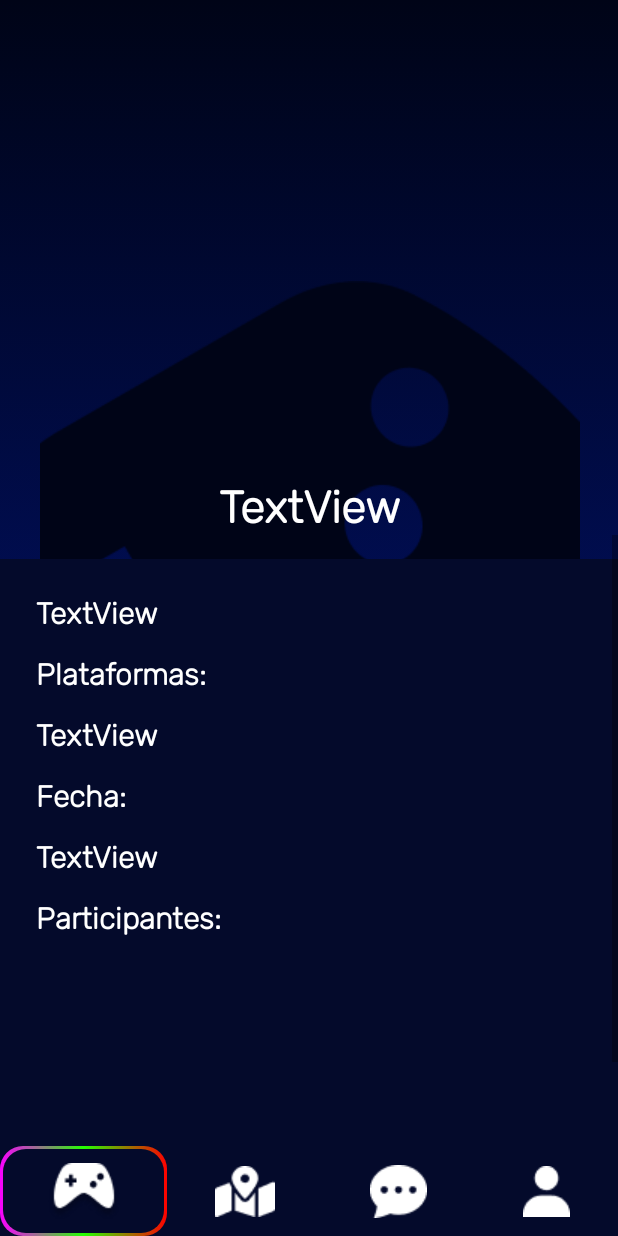
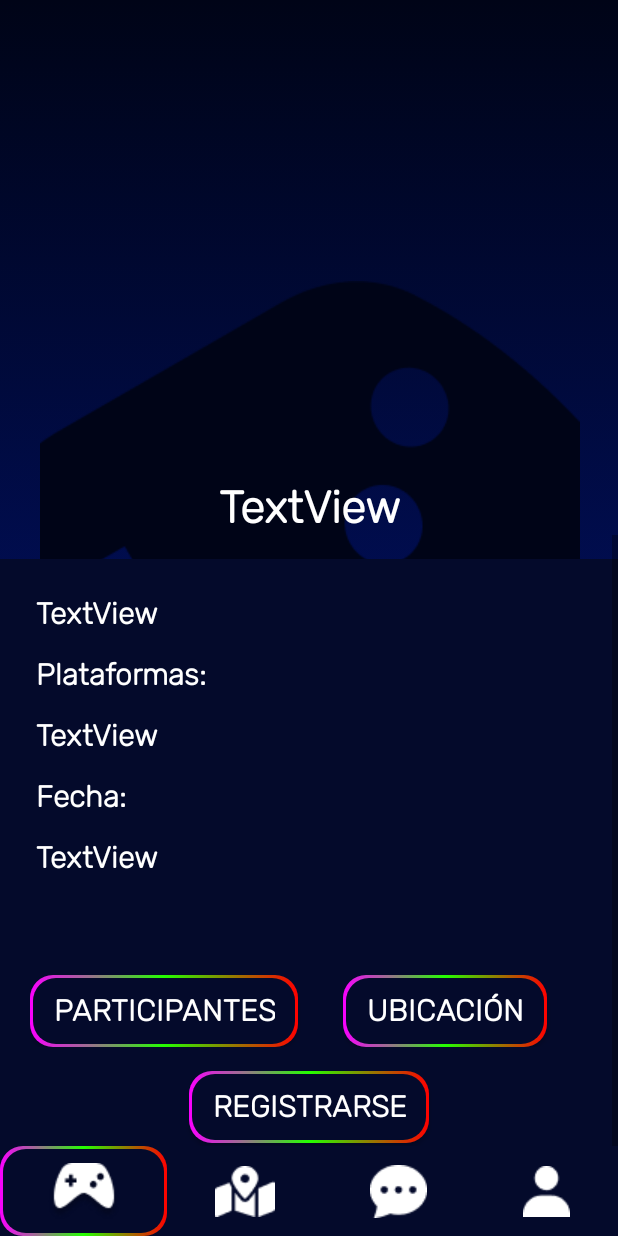
Before and after one commit to IntroCompuMovil202210J/Saturn, an Android app: the EventoActivity screen opened directly, with no data from a screen before it, on a phone screen of 412 x 824 dp. Run offline under Robolectric (Android 15) with nearby library versions, the phone set to English and light mode, and no system bars; our stand-ins replace Firebase (no records; nobody signed in at launch, a user with empty details on screens opened directly); 6 statements that could not run were skipped.

Commit message:
Localización del evento
sigue el mismo error peeero, se agregaron varias actividades y datos necesarios para la localizacion del evento

```diff
--- a/app/src/main/java/com/example/saturn/EventoActivity.kt
+++ b/app/src/main/java/com/example/saturn/EventoActivity.kt
@@ -17,13 +17,6 @@ import kotlinx.android.synthetic.main.activity_evento.view.*
 class EventoActivity : AppCompatActivity() {
 
     private lateinit var storageReference : StorageReference
-
-    private val PATH_USERS:String ="users/"
-    private val PATH_EVENT_PARTICIPANTS:String="participants/"
-    private lateinit var database: FirebaseDatabase
-    private lateinit var myRef: DatabaseReference
-    private lateinit var vel : ValueEventListener
-    private lateinit var contactList : ArrayList<Usuario>
     private lateinit var evento : Evento
     override fun onCreate(savedInstanceState: Bundle?) {
         super.onCreate(savedInstanceState)
@@ -34,6 +27,7 @@ class EventoActivity : AppCompatActivity() {
         val btnperfil = findViewById<ImageButton>(R.id.persona)
         val btnhome = findViewById<ImageButton>(R.id.arcade)
         val btnregistro = findViewById<Button>(R.id.registrarseEvento)
+        val btnParticipants = findViewById<Button>(R.id.participantes)
 
         val imgEvent = findViewById<ImageView>(R.id.imagen)
         val nameEvent = findViewById<TextView>(R.id.nombre)
@@ -44,7 +38,11 @@ class EventoActivity : AppCompatActivity() {
         storageReference = FirebaseStorage.getInstance().reference
         var cont = 0;
 
-
+        btnParticipants.setOnClickListener{
+            var intent = Intent(this, participantesActivity::class.java)
+            intent.putExtra("participantes",evento.participantes.toString())
+            startActivity(intent);
+        }
         btnhome.setOnClickListener{
             var intent = Intent(this, homeActivity::class.java)
             startActivity(intent);
@@ -89,52 +87,8 @@ class EventoActivity : AppCompatActivity() {
         dscrptnEvent.text=evento.descripcion
         pltfrmEvent.text=evento.plataforma
         dateEvent.text=evento.fecha
-        connect()
+    }
 
 
 
-    }
-
-
-    @SuppressLint("Range")
-    fun connect(){
-        contactList = ArrayList()
-        database = FirebaseDatabase.getInstance()
-        var UIDS : String?=null
-
-        myRef = database.getReference(PATH_EVENT_PARTICIPANTS+evento.participantesUID)
-        vel = myRef.addValueEventListener(object : ValueEventListener {
-            override fun onDataChange(snapshot: DataSnapshot) {
-                contactList.clear()
-                for(single : DataSnapshot in snapshot.children ){
-                    UIDS = single.getValue() as String
-
-                    var mySubRef : DatabaseReference = database.getReference(PATH_USERS+UIDS)
-
-                    var vel1 = mySubRef.addValueEventListener(object : ValueEventListener {
-                        override fun onDataChange(snapshot: DataSnapshot) {
-
-                            var usuario : Usuario? = snapshot.getValue(Usuario::class.java)
-                             if (usuario != null ) {
-                                 contactList.add(usuario)
-                             }
-
-                        }
-                        override fun onCancelled(error: DatabaseError) {
-                            TODO("Not yet implemented")
-                        }
-                    })
-
-                }
-                val adapter = UsuariosAdapter(this@EventoActivity,contactList)
-                lista.adapter=adapter
-            }
-
-            override fun onCancelled(error: DatabaseError) {
-                TODO("Not yet implemented")
-            }
-        })
-
-
-    }
 }
--- a/app/src/main/java/com/example/saturn/EventosAdapter.kt
+++ b/app/src/main/java/com/example/saturn/EventosAdapter.kt
@@ -28,7 +28,7 @@ class EventosAdapter(private val mContext: Context, private val listaEventos: Li
         layout.participantesEvento.text = eventoNuevo.participantes.toString()
 
         storageReference.child("images/event/"+eventoNuevo.imageUri).downloadUrl.addOnSuccessListener {
-            Glide.with(this.context).load(it).error(R.drawable.avatar).into(layout.imagen)
+            Glide.with(this.context).load(it).error(R.drawable.avatar).into(layout.imagenEvento)
         }
 
 
--- /dev/null
+++ b/app/src/main/res/drawable/arrow.xml
@@ -0,0 +1,5 @@
+<vector android:autoMirrored="true" android:height="24dp"
+    android:tint="#FFD633" android:viewportHeight="24"
+    android:viewportWidth="24" android:width="24dp" xmlns:android="http://schemas.android.com/apk/res/android">
+    <path android:fillColor="@android:color/white" android:pathData="M12,4l-1.41,1.41L16.17,11H4v2h12.17l-5.58,5.59L12,20l8,-8z"/>
+</vector>
--- a/app/src/main/res/layout/activity_crear_evento.xml
+++ b/app/src/main/res/layout/activity_crear_evento.xml
@@ -183,7 +183,7 @@
                 android:layout_marginEnd="98dp"
                 android:background="@drawable/colorstroke"
                 android:fontFamily="@font/rubik_variable_wght"
-                android:text="@string/registrar"
+                android:text="Siguiente"
                 android:textColor="@color/white"
                 android:textSize="18sp"
                 android:textStyle="bold" />
@@ -227,7 +227,7 @@
                 android:layout_marginTop="30dp"
                 android:background="@drawable/colorstroke"
                 android:scaleType="fitCenter"
-                android:src="@drawable/hito" />
+                android:src="@drawable/controlrecto" />
 
             <Button
                 android:id="@+id/buscarIma"
@@ -243,6 +243,7 @@
                 android:background="@null"
                 android:text="@string/seleccionar_imagen"
                 android:textColor="@color/white" />
+
 
         </RelativeLayout>
     </ScrollView>
--- a/app/src/main/res/layout/activity_evento.xml
+++ b/app/src/main/res/layout/activity_evento.xml
@@ -27,7 +27,7 @@
             android:layout_width="300dp"
             android:layout_height="300dp"
             android:layout_centerHorizontal="true"
-            android:layout_marginTop="20dp"/>
+            android:layout_marginTop="20dp" />
 
         <TextView
             android:id="@+id/nombre"
@@ -67,6 +67,7 @@
                     android:textColor="@color/white"
                     android:textSize="20sp"
                     android:textStyle="bold" />
+
                 <TextView
                     android:id="@+id/laPlataforma"
                     android:layout_width="wrap_content"
@@ -78,6 +79,7 @@
                     android:textColor="@color/white"
                     android:textSize="20sp"
                     android:textStyle="bold" />
+
                 <TextView
                     android:id="@+id/plataforma"
                     android:layout_width="wrap_content"
@@ -101,6 +103,7 @@
                     android:textColor="@color/white"
                     android:textSize="20sp"
                     android:textStyle="bold" />
+
                 <TextView
                     android:id="@+id/fecha"
                     android:layout_width="wrap_content"
@@ -113,32 +116,42 @@
                     android:textSize="20sp"
                     android:textStyle="bold" />
 
-                <TextView
+
+                <LinearLayout
+                    android:layout_marginTop="50dp"
+                    android:layout_width="match_parent"
+                    android:layout_height="wrap_content"
+                    android:orientation="horizontal"
+                    android:paddingHorizontal="20dp">
+
+
+                    <Button
                         android:id="@+id/participantes"
                         android:layout_width="wrap_content"
                         android:layout_height="wrap_content"
-                    android:layout_marginStart="24dp"
                         android:layout_marginTop="16dp"
-                    android:layout_marginBottom="16dp"
+                        android:background="@drawable/colorstroke"
                         android:fontFamily="@font/rubik_variable_wght"
-                    android:text="Participantes:"
+                        android:paddingHorizontal="15dp"
+                        android:text="Participantes"
                         android:textColor="@color/white"
                         android:textSize="20sp"
                         android:textStyle="bold" />
 
+                    <Button
+                        android:id="@+id/ubi"
+                        android:layout_width="wrap_content"
+                        android:layout_height="wrap_content"
+                        android:layout_marginTop="16dp"
+                        android:layout_marginStart="30dp"
+                        android:background="@drawable/colorstroke"
+                        android:fontFamily="@font/rubik_variable_wght"
+                        android:paddingHorizontal="15dp"
+                        android:text="Ubicación"
+                        android:textColor="@color/white"
+                        android:textSize="20sp"
+                        android:textStyle="bold" />
 
-                <LinearLayout
-                    android:layout_width="match_parent"
-                    android:layout_height="194dp"
-                    android:orientation="vertical"
-                    xmlns:tools="http://schemas.android.com/tools"
-                    >
-
-                    <ListView
-                        android:id="@+id/lista"
-                        android:layout_width="match_parent"
-                        android:layout_height="match_parent"
-                        android:dividerHeight="5dp" />
                 </LinearLayout>
 
 
--- /dev/null
+++ b/app/src/main/res/values/ids.xml
@@ -0,0 +1,4 @@
+<?xml version="1.0" encoding="utf-8"?>
+<resources>
+    <item name="participants" type="id" />
+</resources>
```
Also changed, not shown: app/src/main/AndroidManifest.xml (+10 -1 lines), app/src/main/java/com/example/saturn/CrearEventoActivity.kt (+32 -13 lines), app/src/main/java/com/example/saturn/participantesActivity.kt (added, +70 -0 lines), app/src/main/java/com/example/saturn/seleccionarLugarActivity.kt (added, +225 -0 lines), app/src/main/res/drawable/roundcorner.xml (added, +8 -0 lines), app/src/main/res/layout/activity_participantes.xml (added, +16 -0 lines), app/src/main/res/layout/activity_seleccionar_lugar.xml (added, +44 -0 lines). Lines whose indentation alone changed are shown as unchanged.
